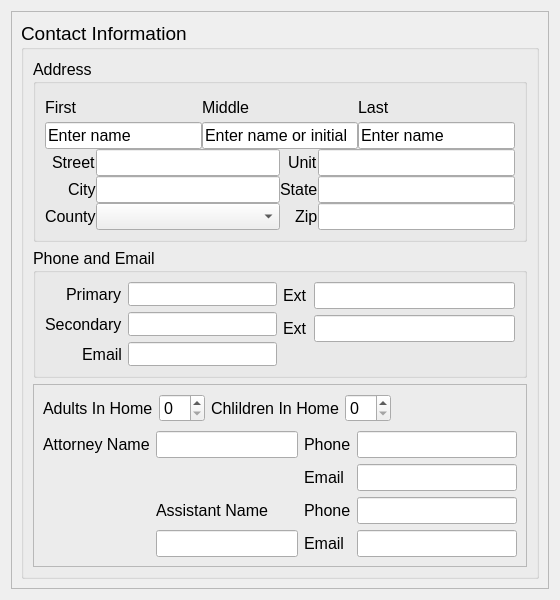
Old version of the form drc/gui/persondetailsform.ui in the repository lansdon/cpts483_drc.
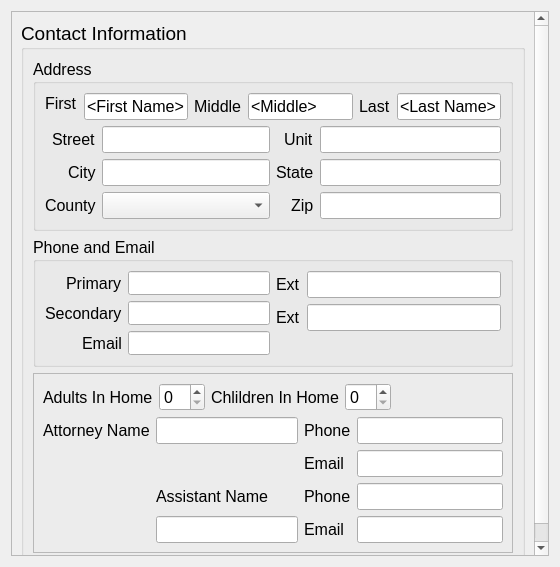
New version of the form.

Commit message: Person form adjustments to name fields.

The edit to the form file:
```diff
--- a/drc/gui/persondetailsform.ui
+++ b/drc/gui/persondetailsform.ui
@@ -7,7 +7,7 @@
     <x>0</x>
     <y>0</y>
     <width>560</width>
-    <height>600</height>
+    <height>567</height>
    </rect>
   </property>
   <property name="sizePolicy">
@@ -56,8 +56,8 @@
        <rect>
         <x>0</x>
         <y>0</y>
-        <width>540</width>
-        <height>580</height>
+        <width>534</width>
+        <height>541</height>
        </rect>
       </property>
       <layout class="QVBoxLayout" name="verticalLayout_2">
@@ -72,7 +72,7 @@
          <property name="minimumSize">
           <size>
            <width>478</width>
-           <height>554</height>
+           <height>0</height>
           </size>
          </property>
          <property name="maximumSize">
@@ -106,78 +106,8 @@
             <property name="title">
              <string>Address</string>
             </property>
-            <layout class="QVBoxLayout" name="verticalLayout_6">
-             <property name="spacing">
-              <number>0</number>
-             </property>
-             <item>
-              <layout class="QHBoxLayout" name="horizontalLayout">
-               <item>
-                <layout class="QVBoxLayout" name="verticalLayout_3">
-                 <item>
-                  <widget class="QLabel" name="firstLabel">
-                   <property name="text">
-                    <string>First</string>
-                   </property>
-                   <property name="alignment">
-                    <set>Qt::AlignLeading|Qt::AlignLeft|Qt::AlignVCenter</set>
-                   </property>
-                  </widget>
-                 </item>
-                 <item>
-                  <widget class="QLineEdit" name="firstLineEdit">
-                   <property name="text">
-                    <string>Enter name</string>
-                   </property>
-                  </widget>
-                 </item>
-                </layout>
-               </item>
-               <item>
-                <layout class="QVBoxLayout" name="verticalLayout_4">
-                 <item>
-                  <widget class="QLabel" name="middleLabel">
-                   <property name="text">
-                    <string>Middle</string>
-                   </property>
-                   <property name="alignment">
-                    <set>Qt::AlignLeading|Qt::AlignLeft|Qt::AlignVCenter</set>
-                   </property>
-                  </widget>
-                 </item>
-                 <item>
-                  <widget class="QLineEdit" name="middleLineEdit">
-                   <property name="text">
-                    <string>Enter name or initial</string>
-                   </property>
-                  </widget>
-                 </item>
-                </layout>
-               </item>
-               <item>
-                <layout class="QVBoxLayout" name="verticalLayout_5">
-                 <item>
-                  <widget class="QLabel" name="lastLabel">
-                   <property name="text">
-                    <string>Last</string>
-                   </property>
-                   <property name="alignment">
-                    <set>Qt::AlignLeading|Qt::AlignLeft|Qt::AlignVCenter</set>
-                   </property>
-                  </widget>
-                 </item>
-                 <item>
-                  <widget class="QLineEdit" name="lastLineEdit">
-                   <property name="text">
-                    <string>Enter name</string>
-                   </property>
-                  </widget>
-                 </item>
-                </layout>
-               </item>
-              </layout>
-             </item>
-             <item>
+            <layout class="QGridLayout" name="gridLayout">
+             <item row="1" column="0">
               <layout class="QHBoxLayout" name="horizontalLayout_4">
                <item>
                 <layout class="QFormLayout" name="formLayout_5">
@@ -261,6 +191,79 @@
                </item>
               </layout>
              </item>
+             <item row="0" column="0">
+              <layout class="QHBoxLayout" name="horizontalLayout">
+               <item>
+                <layout class="QFormLayout" name="formLayout_9">
+                 <item row="0" column="0">
+                  <widget class="QLabel" name="firstLabel">
+                   <property name="maximumSize">
+                    <size>
+                     <width>16777215</width>
+                     <height>20</height>
+                    </size>
+                   </property>
+                   <property name="text">
+                    <string>First</string>
+                   </property>
+                   <property name="alignment">
+                    <set>Qt::AlignLeading|Qt::AlignLeft|Qt::AlignVCenter</set>
+                   </property>
+                  </widget>
+                 </item>
+                 <item row="0" column="1">
+                  <widget class="QLineEdit" name="firstLineEdit">
+                   <property name="text">
+                    <string>&lt;First Name&gt;</string>
+                   </property>
+                  </widget>
+                 </item>
+                </layout>
+               </item>
+               <item>
+                <layout class="QFormLayout" name="formLayout_10">
+                 <item row="0" column="0">
+                  <widget class="QLabel" name="middleLabel">
+                   <property name="text">
+                    <string>Middle</string>
+                   </property>
+                   <property name="alignment">
+                    <set>Qt::AlignLeading|Qt::AlignLeft|Qt::AlignVCenter</set>
+                   </property>
+                  </widget>
+                 </item>
+                 <item row="0" column="1">
+                  <widget class="QLineEdit" name="middleLineEdit">
+                   <property name="text">
+                    <string>&lt;Middle&gt;</string>
+                   </property>
+                  </widget>
+                 </item>
+                </layout>
+               </item>
+               <item>
+                <layout class="QFormLayout" name="formLayout_11">
+                 <item row="0" column="0">
+                  <widget class="QLabel" name="lastLabel">
+                   <property name="text">
+                    <string>Last</string>
+                   </property>
+                   <property name="alignment">
+                    <set>Qt::AlignLeading|Qt::AlignLeft|Qt::AlignVCenter</set>
+                   </property>
+                  </widget>
+                 </item>
+                 <item row="0" column="1">
+                  <widget class="QLineEdit" name="lastLineEdit">
+                   <property name="text">
+                    <string>&lt;Last Name&gt;</string>
+                   </property>
+                  </widget>
+                 </item>
+                </layout>
+               </item>
+              </layout>
+             </item>
             </layout>
            </widget>
           </item>
```
The commit also changes 1 other file.
